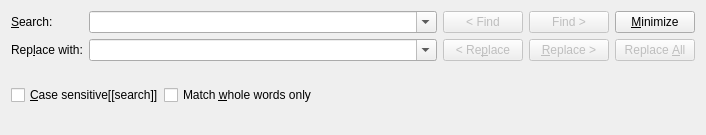
Above: src/frontends/qt/ui/SearchUi.ui from cburschka/lyx before the change. Below: the same form after it.
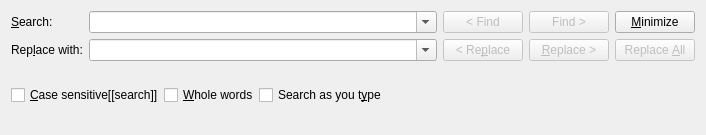
That is the form after the change.

Commit message: Attempt at "search as you type"

Diff of the .ui file:
```diff
--- a/src/frontends/qt/ui/SearchUi.ui
+++ b/src/frontends/qt/ui/SearchUi.ui
@@ -208,7 +208,17 @@
         <item>
          <widget class="QCheckBox" name="wordsCB">
           <property name="text">
-           <string>Match &amp;whole words only</string>
+           <string>&amp;Whole words</string>
+          </property>
+         </widget>
+        </item>
+        <item>
+         <widget class="QCheckBox" name="instantSearchCB">
+          <property name="toolTip">
+           <string>If this is checked, LyX will search forward immediately</string>
+          </property>
+          <property name="text">
+           <string>Search as you t&amp;ype</string>
           </property>
          </widget>
         </item>
```
The commit also changes 2 other files.
